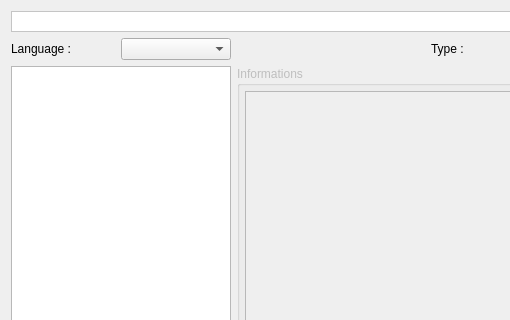
Old version of the form v2/branches/dev/monkey/src/templatesmanager/ui/UITemplatesWizard.ui in the repository testmana2/mks; both pictures show x 0 to 510 and y 0 to 320 of the 638 by 478 pixel window.
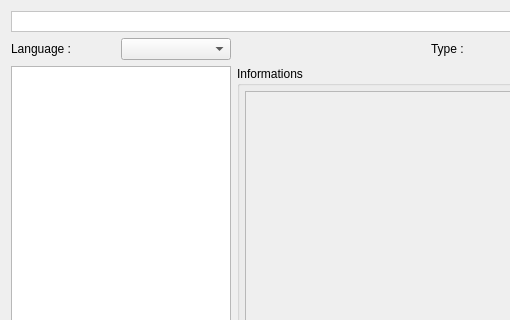
New version of the form. Icons and pictures are not drawn. Custom widgets are drawn as their Qt base class.

The edit to the form file:
```diff
--- a/v2/branches/dev/monkey/src/templatesmanager/ui/UITemplatesWizard.ui
+++ b/v2/branches/dev/monkey/src/templatesmanager/ui/UITemplatesWizard.ui
@@ -207,9 +207,6 @@
    </item>
    <item row="2" column="1">
     <widget class="QGroupBox" name="gbInformations">
-     <property name="enabled">
-      <bool>false</bool>
-     </property>
      <property name="sizePolicy">
       <sizepolicy hsizetype="Expanding" vsizetype="Preferred">
        <horstretch>0</horstretch>
```
